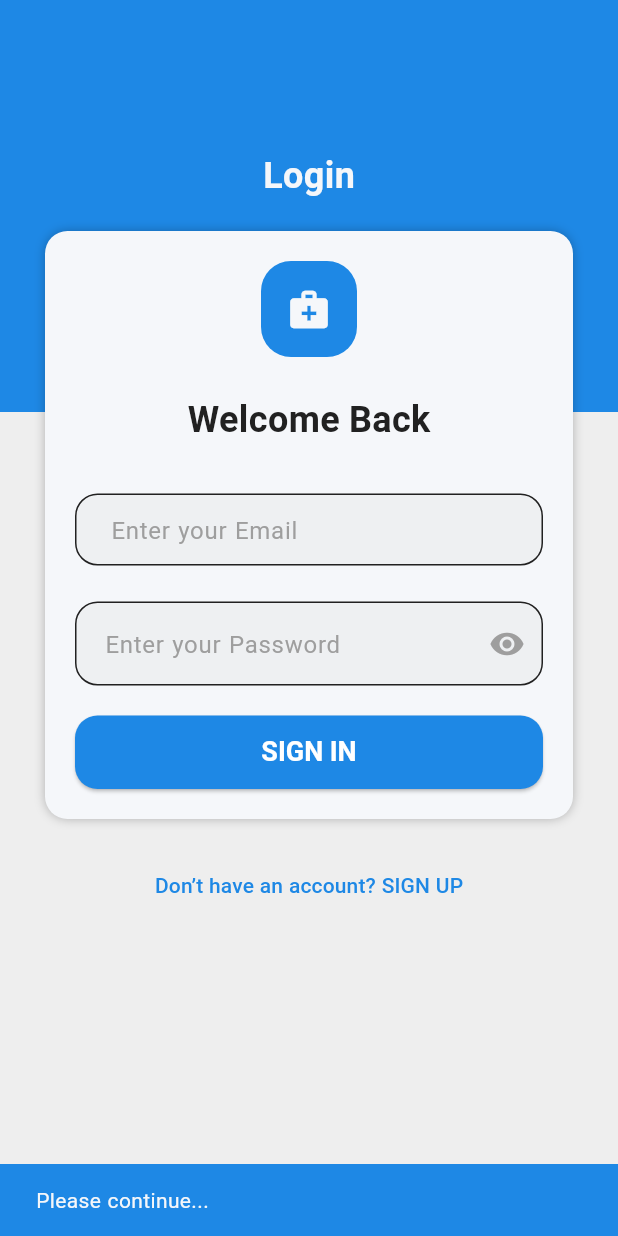
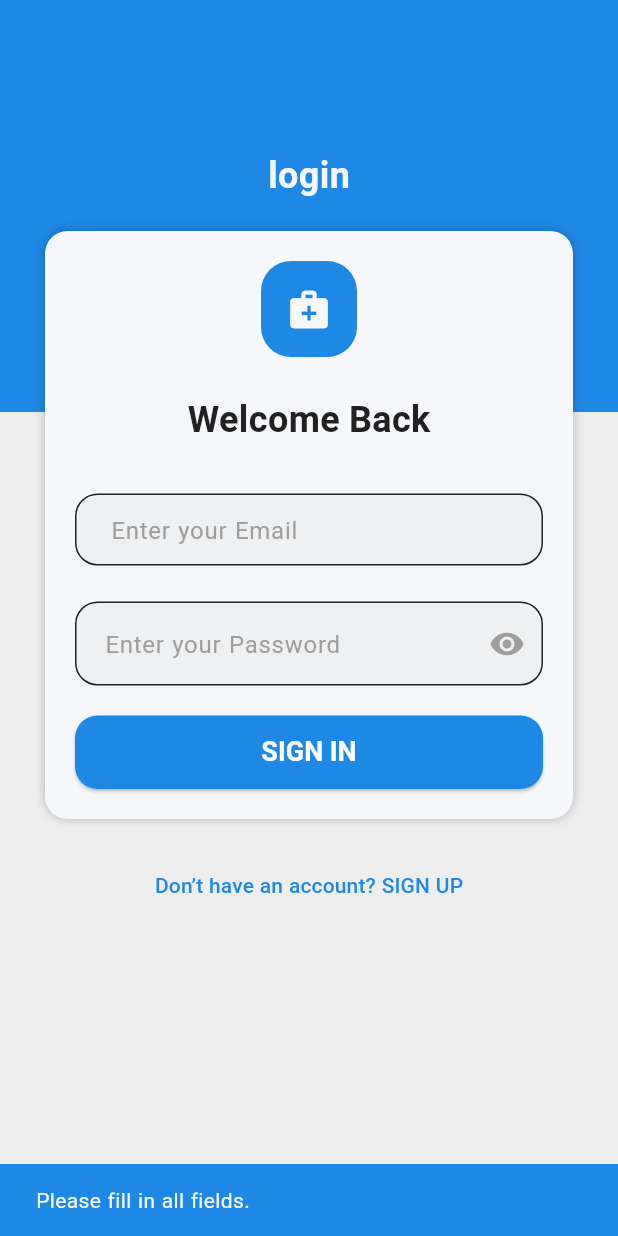
Before and after one commit to HimaYoussef/smart_medic, a Flutter app: the LoginScreen screen opened directly, after a tap on "SIGN IN", on a phone screen of 412 x 824 dp. Run offline on Flutter 3.47's test engine with Material 3 defaults, Android fonts, the light colour scheme and no system bars; our stand-ins replace cloud_firestore, email_validator, firebase_auth, firebase_core, firebase_storage, flutter_bloc and 12 more; missing offline and left inert: flutter_blue_classic; accounts and stored records are empty; Roboto replaces fonts that are missing (Cairo).

Commit message:
Tenth_Prototype

```diff
--- a/lib/Features/Auth/Presentation/view/Login.dart
+++ b/lib/Features/Auth/Presentation/view/Login.dart
@@ -1,6 +1,7 @@
 import 'package:flutter/material.dart';
 import 'package:flutter_bloc/flutter_bloc.dart';
 import 'package:smart_medic/Features/Auth/Presentation/view/signUp.dart';
+import 'package:smart_medic/generated/l10n.dart';
 import '../../../../core/widgets/Custom_button.dart';
 import '../../../Users/Patient/Home/nav_bar.dart';
 import '../../../Users/Supervisor/Home/nav_bar.dart';
@@ -11,57 +12,70 @@ import '../view_model/Cubits/LoginCubit/login_cubit.dart';
   class LoginScreen extends StatelessWidget {
     final TextEditingController _emailController = TextEditingController();
     final TextEditingController _passwordController = TextEditingController();
-  bool _isLoading = false;
     final String role;
 
     LoginScreen({super.key, required this.role});
+
     @override
     Widget build(BuildContext context) {
-    return BlocConsumer<LoginCubit, LoginState>(
+      return BlocProvider(
+        create: (_) => LoginCubit(expectedRole: role),
+        child: BlocConsumer<LoginCubit, LoginState>(
           listener: (context, state) {
-        if (state is Loading) {
-          _isLoading = true;
+            if (state is Success) {
+              if (role == 'Patient') {
+                pushAndRemoveUntil(context, const PatientHomeView());
+              } else if (role == 'Supervisor') {
+                pushAndRemoveUntil(context, const SupervisorHomeView());
               }
-        else if (state is Success) {
-          if(role=='Patient'){
-            pushAndRemoveUntil(context, const PatientHomeView(),);
-          }
-          else if (role=='Supervisor'){
-            pushAndRemoveUntil(context, const SupervisorHomeView(),);
-          }
-          _isLoading = false;
-        }
-        else if (state is Failed) {
+            } else if (state is Failed) {
               ScaffoldMessenger.of(context).showSnackBar(
-            SnackBar(content: Text(state.errorMessage,style: TextStyle(color: AppColors.white),)),
+                SnackBar(
+                  content: Text(
+                    state.errorMessage,
+                    style: TextStyle(color: AppColors.white),
+                  ),
+                ),
               );
-          _isLoading = false;
             }
           },
           builder: (context, state) {
+            final cubit = context.read<LoginCubit>();
             return Scaffold(
               body: Stack(
                 children: [
                   Column(
                     children: [
                       Expanded(
-                      flex: 1, child: Container(color: Theme.of(context).brightness == Brightness.dark
+                        flex: 1,
+                        child: Container(
+                          color: Theme.of(context).brightness == Brightness.dark
                               ? AppColors.mainColorDark
-                      : AppColors.mainColor)),
-                  Expanded(flex: 2, child: Container(color: Theme.of(context).brightness == Brightness.dark
+                              : AppColors.mainColor,
+                        ),
+                      ),
+                      Expanded(
+                        flex: 2,
+                        child: Container(
+                          color: Theme.of(context).brightness == Brightness.dark
                               ? AppColors.cointainerDarkColor
-                      : Colors.grey[200])),
+                              : Colors.grey[200],
+                        ),
+                      ),
                     ],
                   ),
                   SingleChildScrollView(
                     child: Column(
                       children: [
                         const SizedBox(height: 100),
-                    Text("Login",
+                        Text(
+                          S.of(context).Login_Head,
                           style: TextStyle(
                             fontSize: 24,
                             fontWeight: FontWeight.bold,
-                            color: AppColors.white)),
+                            color: AppColors.white,
+                          ),
+                        ),
                         const SizedBox(height: 20),
                         Padding(
                           padding: const EdgeInsets.symmetric(horizontal: 30),
@@ -74,7 +88,9 @@ class LoginScreen extends StatelessWidget {
                               borderRadius: BorderRadius.circular(15),
                               boxShadow: [
                                 BoxShadow(
-                                color: AppColors.ShadowColor, blurRadius: 5)
+                                  color: AppColors.ShadowColor,
+                                  blurRadius: 5,
+                                )
                               ],
                             ),
                             child: Column(
@@ -85,7 +101,8 @@ class LoginScreen extends StatelessWidget {
                                     width: 64,
                                     height: 64,
                                     decoration: BoxDecoration(
-                                  color: Theme.of(context).brightness == Brightness.dark
+                                      color: Theme.of(context).brightness ==
+                                              Brightness.dark
                                           ? AppColors.mainColorDark
                                           : AppColors.mainColor,
                                       borderRadius: BorderRadius.circular(20),
@@ -98,9 +115,9 @@ class LoginScreen extends StatelessWidget {
                                   ),
                                 ),
                                 const SizedBox(height: 24),
-                            const Center(
+                                Center(
                                   child: Text(
-                                'Welcome Back',
+                                    S.of(context).Login_Welcome_Back,
                                     style: TextStyle(
                                       fontSize: 24,
                                       fontWeight: FontWeight.bold,
@@ -111,12 +128,11 @@ class LoginScreen extends StatelessWidget {
                                 TextFormField(
                                   keyboardType: TextInputType.emailAddress,
                                   controller: _emailController,
-                              decoration: const InputDecoration(
+                                  decoration: InputDecoration(
                                     border: UnderlineInputBorder(),
-                                labelText: 'Enter your Email',
-                                labelStyle: TextStyle(color: Colors.grey)
+                                    labelText: S.of(context).Login_Email,
+                                    labelStyle: TextStyle(color: Colors.grey),
                                   ),
-                              textInputAction: TextInputAction.next,
                                 ),
                                 const SizedBox(height: 24),
                                 TextField(
@@ -126,8 +142,9 @@ class LoginScreen extends StatelessWidget {
                                       .isPasswordVisible,
                                   decoration: InputDecoration(
                                     border: const UnderlineInputBorder(),
-                                labelText: 'Enter your Password',
-                                labelStyle: const TextStyle(color: Colors.grey),
+                                    labelText: S.of(context).Login_password,
+                                    labelStyle:
+                                        const TextStyle(color: Colors.grey),
                                     suffixIcon: IconButton(
                                       icon: Icon(
                                         context
@@ -138,9 +155,7 @@ class LoginScreen extends StatelessWidget {
                                         color: Colors.grey,
                                       ),
                                       onPressed: () {
-                                    context
-                                        .read<LoginCubit>()
-                                        .togglePasswordVisibility();
+                                        cubit.togglePasswordVisibility();
                                       },
                                     ),
                                     contentPadding: const EdgeInsets.symmetric(
@@ -150,23 +165,36 @@ class LoginScreen extends StatelessWidget {
                                   ),
                                 ),
                                 const SizedBox(height: 20),
-                            if (_isLoading)
-                              const Center(child: CircularProgressIndicator())
-                            else
-                              CustomButton(text: "SIGN IN", onPressed: () async {
-                                final email = _emailController.text.trim();
-                                final password = _passwordController.text;
-                                if(email==''&&password==''){
-                                  ScaffoldMessenger.of(context).showSnackBar(
-                                    SnackBar(content: Text('Please continue...',style: TextStyle(color: AppColors.white))),
+                                state is Loading
+                                    ? const Center(
+                                        child: CircularProgressIndicator())
+                                    : CustomButton(
+                                        text: S.of(context).Login_SIGN_IN,
+                                        onPressed: () async {
+                                          final email =
+                                              _emailController.text.trim();
+                                          final password =
+                                              _passwordController.text;
+                                          if (email.isEmpty || password.isEmpty) {
+                                            ScaffoldMessenger.of(context)
+                                                .showSnackBar(
+                                              SnackBar(
+                                                content: Text(
+                                                  S.of(context).Login_SnackBar,
+                                                  style: TextStyle(
+                                                      color: AppColors.white),
+                                                ),
+                                              ),
                                             );
-                                }else{
-                                 await BlocProvider.of<LoginCubit>(context).login(
+                                            return;
+                                          }
+                                          await cubit.login(
                                             email: email,
-                                      pass: password);
-                                }
-
-                              })
+                                            pass: password,
+                                            context: context,
+                                          );
+                                        },
+                                      ),
                               ],
                             ),
                           ),
@@ -177,14 +205,19 @@ class LoginScreen extends StatelessWidget {
                             Navigator.push(
                               context,
                               MaterialPageRoute(
-                            builder: (context) =>  SignUpScreen(role: role,),
+                                builder: (context) => SignUpScreen(role: role),
                               ),
                             );
                           },
-                      child: Text("Don’t have an account? SIGN UP",
-                          style: TextStyle(color: Theme.of(context).brightness == Brightness.dark
+                          child: Text(
+                            S.of(context).Login_Dont_have_an_account,
+                            style: TextStyle(
+                              color:
+                                  Theme.of(context).brightness == Brightness.dark
                                       ? AppColors.mainColorDark
-                              : AppColors.mainColor)),
+                                      : AppColors.mainColor,
+                            ),
+                          ),
                         ),
                       ],
                     ),
@@ -193,6 +226,7 @@ class LoginScreen extends StatelessWidget {
               ),
             );
           },
+        ),
       );
     }
   }
--- a/lib/Features/Auth/Presentation/view_model/Cubits/LoginCubit/login_state.dart
+++ b/lib/Features/Auth/Presentation/view_model/Cubits/LoginCubit/login_state.dart
@@ -1,16 +1,37 @@
+// part of 'login_cubit.dart';
+
+// // @immutable
+// sealed class LoginState {}
+
+// final class LoginInitial extends LoginState {}
+// final class Loading extends LoginState {}
+// final class Success extends LoginState {}
+// final class Failed extends LoginState {
+//   String errorMessage;
+//   Failed({required this.errorMessage});
+// }
+// class PasswordVisibilityChanged extends LoginState {
+//   final bool isVisible;
+//   PasswordVisibilityChanged(this.isVisible);
+// }
 part of 'login_cubit.dart';
 
-@immutable
-sealed class LoginState {}
+abstract class LoginState {}
 
-final class LoginInitial extends LoginState {}
-final class Loading extends LoginState {}
-final class Success extends LoginState {}
-final class Failed extends LoginState {
-  String errorMessage;
+class LoginInitial extends LoginState {}
+
+class Loading extends LoginState {}
+
+class Success extends LoginState {}
+
+class Failed extends LoginState {
+  final String errorMessage;
+
   Failed({required this.errorMessage});
 }
+
 class PasswordVisibilityChanged extends LoginState {
-  final bool isVisible;
-  PasswordVisibilityChanged(this.isVisible);
+  final bool isPasswordVisible;
+
+  PasswordVisibilityChanged(this.isPasswordVisible);
 }
--- a/lib/main.dart
+++ b/lib/main.dart
@@ -61,7 +61,6 @@ class MainApp extends StatelessWidget {
         return MultiBlocProvider(
           providers: [
             BlocProvider(create: (context) => SignUpCubit()),
-            BlocProvider(create: (context) => LoginCubit()),
           ],
           child: MaterialApp(
             locale: localeProvider.locale,
```
Also changed, not shown: lib/Features/Auth/Presentation/view/signUp.dart (+94 -47 lines), lib/Features/Auth/Presentation/view_model/Cubits/LoginCubit/login_cubit.dart (+47 -28 lines), lib/Features/Auth/Presentation/view_model/Cubits/SignUpCubit/sign_up_cubit.dart (+8 -2 lines), 4 other files. Lines whose indentation alone changed are shown as unchanged.
